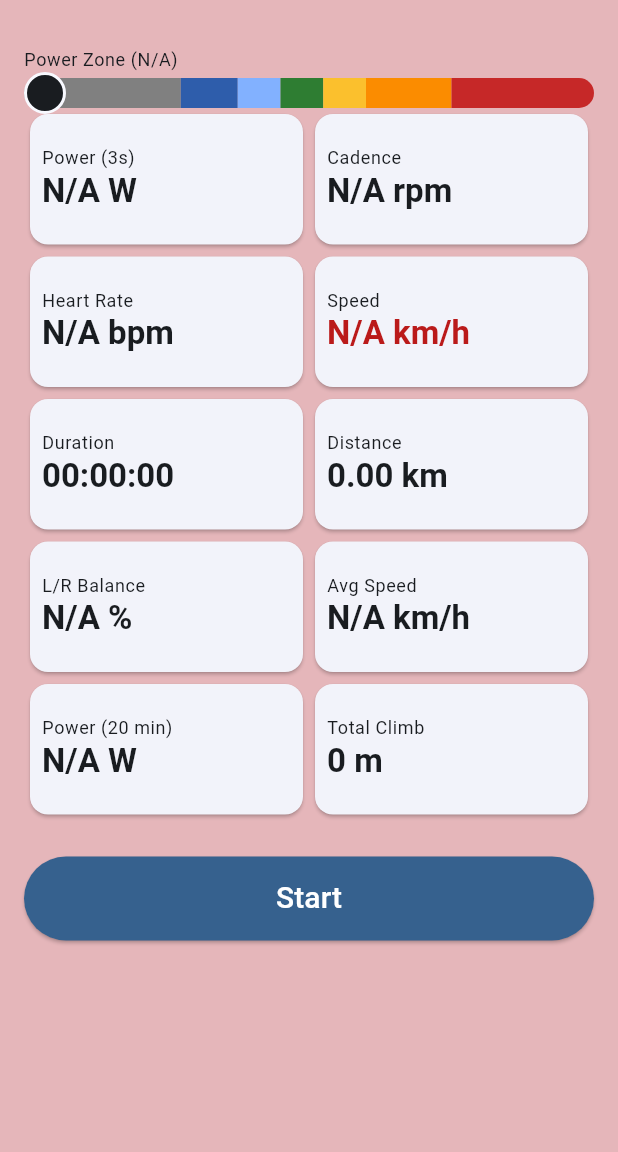
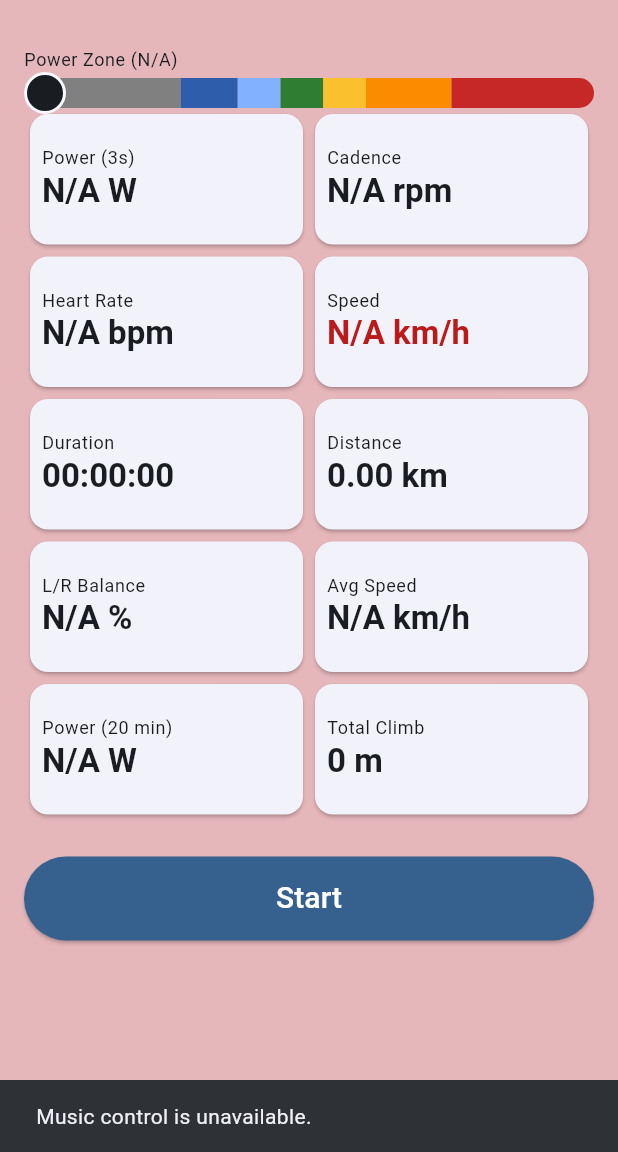
Before and after one commit to bofh69/sebastians-bike-display, a Flutter app: the screen it shows after launch, after a tap on the "music note" icon, on a phone screen of 412 x 824 dp, the part 84-1236 px from its top. Run offline on Flutter 3.47's test engine with Material 3 defaults, Android fonts, the phone set to English and light mode, and no system bars; our stand-ins replace flutter_secure_storage, geolocator, permission_handler, shared_preferences, wakelock_plus; missing offline and left inert: fit_sdk, flutter_background_service, flutter_reactive_ble, flutter_web_auth_2.

```diff
--- a/lib/screens/home_screen.dart
+++ b/lib/screens/home_screen.dart
@@ -845,11 +845,28 @@ class _HomeScreenState extends State<HomeScreen> with WidgetsBindingObserver {
 
   Future<void> _toggleMusicPlayback() async {
     try {
-      await _mediaControlChannel.invokeMethod<void>('togglePlayPause');
+      final success =
+          await _mediaControlChannel.invokeMethod<bool>('togglePlayPause') ??
+          false;
+      if (!success && mounted) {
+        ScaffoldMessenger.of(context).showSnackBar(
+          const SnackBar(content: Text('Music control is unavailable.')),
+        );
+      }
     } on PlatformException catch (error, stackTrace) {
       debugPrint('Failed to toggle media playback: $error\n$stackTrace');
+      if (mounted) {
+        ScaffoldMessenger.of(context).showSnackBar(
+          const SnackBar(content: Text('Failed to control music playback.')),
+        );
+      }
     } on MissingPluginException {
       debugPrint('Media control is not available on this platform.');
+      if (mounted) {
+        ScaffoldMessenger.of(context).showSnackBar(
+          const SnackBar(content: Text('Music control is unavailable.')),
+        );
+      }
     }
   }
 
```
Also changed, not shown: 1 other file.
